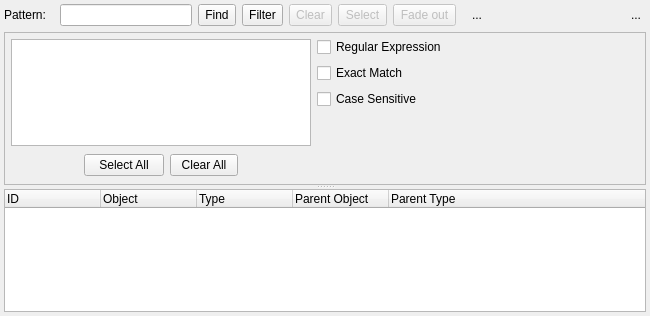
Before: the Qt Designer form libpgmodeler_ui/ui/objectfinderwidget.ui in pgmodeler/pgmodeler, drawn with Qt 5.
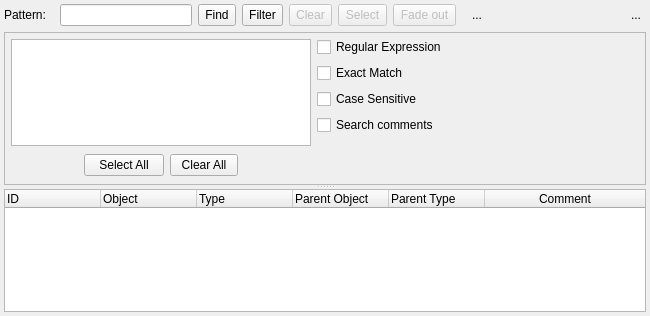
After: the same form once the commit is applied. Icons and pictures are not drawn.

Commit message: Search comments and display comments in ObjectFinderWidget

```diff
--- a/libpgmodeler_ui/ui/objectfinderwidget.ui
+++ b/libpgmodeler_ui/ui/objectfinderwidget.ui
@@ -499,6 +499,13 @@
             </property>
            </spacer>
           </item>
+          <item row="3" column="1">
+           <widget class="QCheckBox" name="comment_chk">
+            <property name="text">
+             <string>Search comments</string>
+            </property>
+           </widget>
+          </item>
          </layout>
         </widget>
        </item>
@@ -622,6 +629,15 @@
          <normaloff>:/icones/icones/usertype.png</normaloff>:/icones/icones/usertype.png</iconset>
        </property>
       </column>
+      <column>
+       <property name="text">
+        <string>Comment</string>
+       </property>
+       <property name="icon">
+        <iconset resource="../res/resources.qrc">
+         <normaloff>:/icones/icones/editar.png</normaloff>:/icones/icones/editar.png</iconset>
+       </property>
+      </column>
      </widget>
     </widget>
    </item>
```
Left out of the diff: 52 changed lines with no effect on the pictures. The commit also changes 5 other files.
